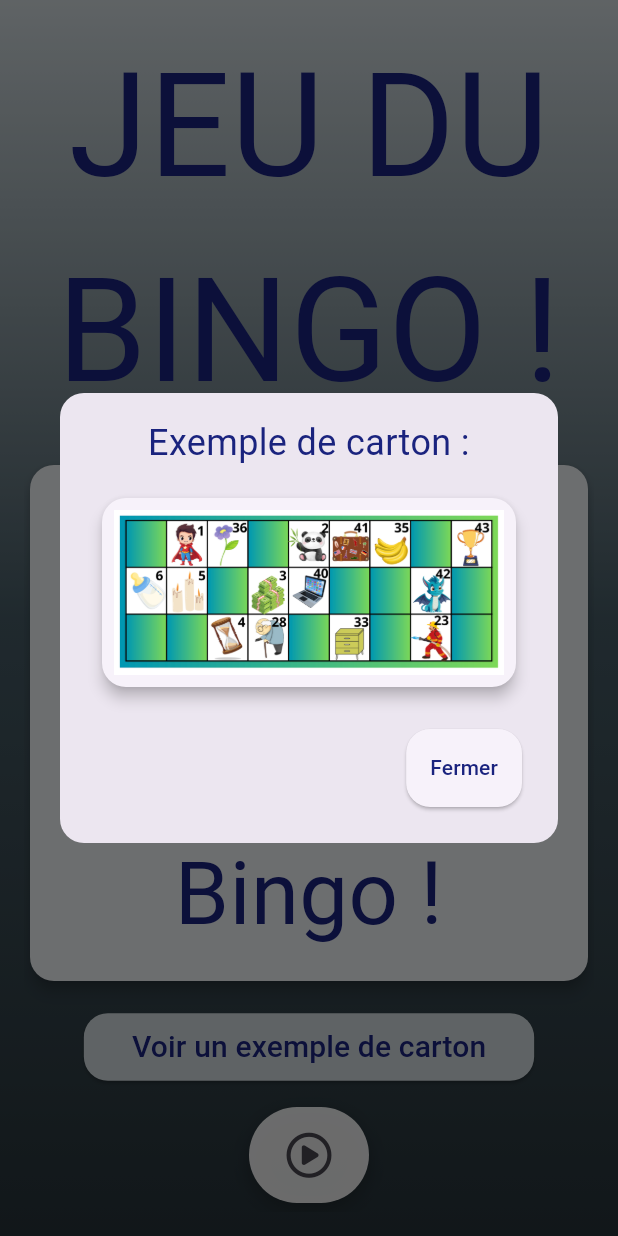
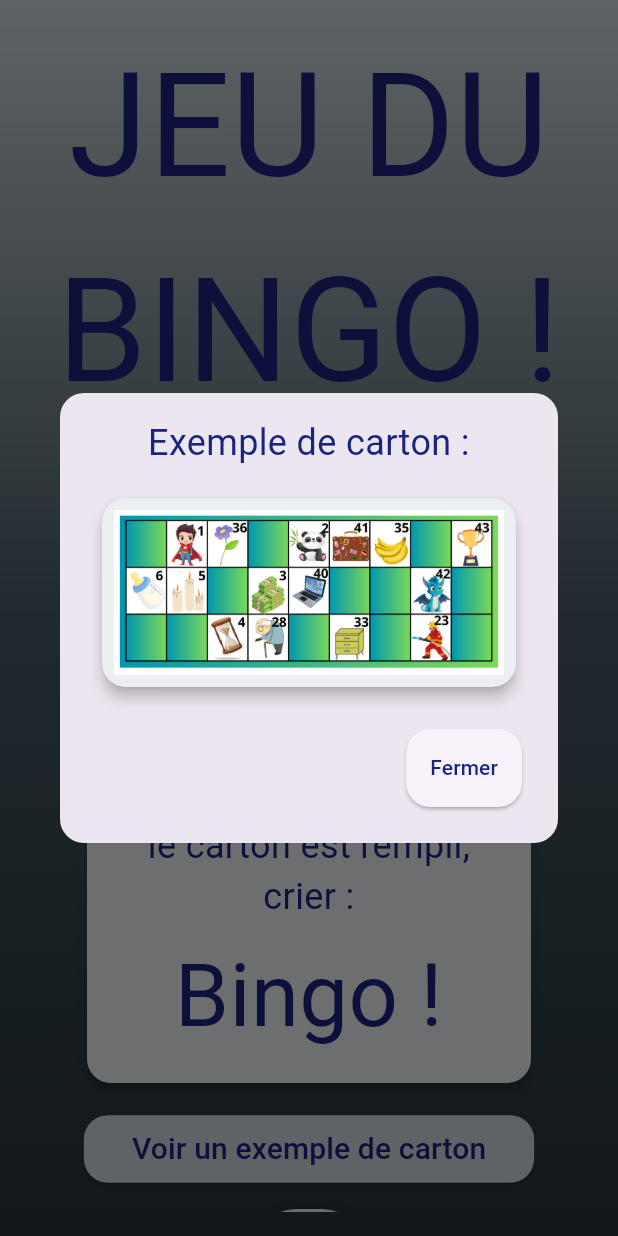
Before and after one commit to NayMak/loto_mks, a Flutter app: the screen it shows after launch, after a tap on "Voir un exemple de carton", on a phone screen of 412 x 824 dp. Run offline on Flutter 3.47's test engine with Material 3 defaults, Android fonts, the phone set to English and light mode, and no system bars; our stand-ins replace font_awesome_flutter, google_fonts, just_audio.

Commit message:
fix review

```diff
--- /dev/null
+++ b/lib/theme/colors.dart
@@ -0,0 +1,9 @@
+import 'package:flutter/material.dart';
+
+class ThemeColors {
+  static const primary = Color(0xFF1A237E);
+  static const secondary = Color(0xFFECEFF1);
+  static const accent = Color(0xFFCFD8DC);
+  static const lightGray = Color(0xFF455A64);
+  static const darkGray = Color(0xFF263238);
+}
--- a/lib/view/home/home_page.dart
+++ b/lib/view/home/home_page.dart
@@ -3,6 +3,7 @@ import 'package:font_awesome_flutter/font_awesome_flutter.dart';
 import 'package:google_fonts/google_fonts.dart';
 import 'package:loto_mks/components/floating_button.dart';
 import 'package:loto_mks/provider/loto_provider.dart';
+import 'package:loto_mks/theme/colors.dart';
 import 'package:loto_mks/view/loto/loto_page.dart' show LotoPage;
 import 'package:provider/provider.dart';
 
@@ -22,9 +23,9 @@ class HomePage extends StatelessWidget {
               decoration: BoxDecoration(
                 gradient: LinearGradient(
                   colors: [
-                    Color(0xFFCFD8DC),
-                    Color(0xFF455A64),
-                    Color(0xFF263238),
+                    ThemeColors.accent,
+                    ThemeColors.lightGray,
+                    ThemeColors.darkGray,
                   ],
                   begin: Alignment.topCenter,
                   end: Alignment.bottomCenter,
@@ -39,13 +40,16 @@ class HomePage extends StatelessWidget {
                       'JEU DU BINGO !',
                       style: GoogleFonts.luckiestGuy(
                         fontSize: 96,
-                        color: Color(0xFF1A237E),
+                        color: ThemeColors.primary,
                       ),
                       textAlign: TextAlign.center,
                     ),
                     SizedBox(height: 16),
-                    Card(
-                      color: Color(0xFFECEFF1),
+                    //Permet de donner un double qui représente la taille en % que va prendre le widget
+                    FractionallySizedBox(
+                      widthFactor: 0.80,
+                      child: Card(
+                        color: ThemeColors.secondary,
                         shape: RoundedRectangleBorder(
                           borderRadius: BorderRadius.circular(16),
                         ),
@@ -55,10 +59,10 @@ class HomePage extends StatelessWidget {
                           child: Column(
                             children: [
                               Text(
-                              'Règle du jeu :',
+                                'Règles du jeu :',
                                 style: GoogleFonts.luckiestGuy(
                                   fontSize: 30,
-                                color: Color(0xFF1A237E),
+                                  color: ThemeColors.primary,
                                 ),
                                 textAlign: TextAlign.center,
                               ),
@@ -67,7 +71,7 @@ class HomePage extends StatelessWidget {
                                 "L'objectif du jeu est d'être le premier à obtenir tous les numéros jusqu'à remplir le carton entier. Lorsque le carton est rempli, crier :",
                                 style: GoogleFonts.luckiestGuy(
                                   fontSize: 24,
-                                color: Color(0xFF1A237E),
+                                  color: ThemeColors.primary,
                                 ),
                                 textAlign: TextAlign.center,
                               ),
@@ -76,11 +80,12 @@ class HomePage extends StatelessWidget {
                                 'Bingo !',
                                 style: GoogleFonts.luckiestGuy(
                                   fontSize: 58,
-                                color: Color(0xFF1A237E),
+                                  color: ThemeColors.primary,
                                 ),
                                 textAlign: TextAlign.center,
                               ),
                             ],
+                          ),
                         ),
                       ),
                     ),
@@ -103,12 +108,13 @@ class HomePage extends StatelessWidget {
                                         'Exemple de carton :',
                                         style: GoogleFonts.luckiestGuy(
                                           fontSize: 24,
-                                          color: Color(0xFF1A237E),
+                                          color: ThemeColors.primary,
                                         ),
                                         textAlign: TextAlign.center,
                                       ),
                                       SizedBox(height: 16),
                                       Card(
+                                        color: ThemeColors.secondary,
                                         shape: RoundedRectangleBorder(
                                           borderRadius:
                                               BorderRadius.circular(16),
@@ -142,7 +148,7 @@ class HomePage extends StatelessWidget {
                                         'Fermer',
                                         style: GoogleFonts.luckiestGuy(
                                           fontSize: 14,
-                                          color: Color(0xFF1A237E),
+                                          color: ThemeColors.primary,
                                         ),
                                       ),
                                     ),
@@ -153,7 +159,7 @@ class HomePage extends StatelessWidget {
                           );
                         },
                         style: ElevatedButton.styleFrom(
-                          backgroundColor: Color(0xFFCFD8DC),
+                          backgroundColor: ThemeColors.accent,
                           shape: RoundedRectangleBorder(
                             borderRadius: BorderRadius.circular(16),
                           ),
@@ -164,7 +170,7 @@ class HomePage extends StatelessWidget {
                             'Voir un exemple de carton',
                             style: GoogleFonts.luckiestGuy(
                               fontSize: 20,
-                              color: Color(0xFF1A237E),
+                              color: ThemeColors.primary,
                             ),
                           ),
                         ),
```
Also changed, not shown: lib/components/bingo_modal.dart (+6 -5 lines), lib/view/loto/loto_page.dart (+20 -12 lines). Lines whose indentation alone changed are shown as unchanged.
